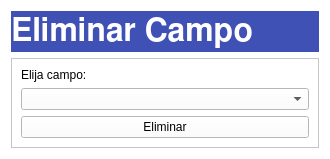
This is deletefieldwindow.ui in carlosvelaquez/ProyectoEDII as Qt 5 draws it before an edit. The edited form follows.
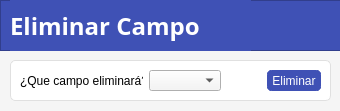
This is the edited form.

```diff
--- a/deletefieldwindow.ui
+++ b/deletefieldwindow.ui
@@ -6,66 +6,144 @@
    <rect>
     <x>0</x>
     <y>0</y>
-    <width>330</width>
-    <height>159</height>
+    <width>340</width>
+    <height>111</height>
    </rect>
   </property>
   <property name="windowTitle">
    <string>Form</string>
   </property>
   <property name="styleSheet">
-   <string notr="true">background-color: rgb(255, 255, 255);</string>
+   <string notr="true">QWidget{
+	background-color: #F5F5F5;
+}
+
+
+QPushButton{
+	background-color: #3F51B5;
+	color: white;
+	border-radius: 5px;
+	border-width: 5px;
+	border-style: solid;
+	border-color: #3F51B5;
+}</string>
   </property>
-  <layout class="QVBoxLayout" name="verticalLayout_2">
-   <item>
-    <widget class="QLabel" name="label">
-     <property name="font">
-      <font>
-       <family>FreeSans</family>
-       <pointsize>24</pointsize>
-       <weight>75</weight>
-       <bold>true</bold>
-      </font>
-     </property>
-     <property name="styleSheet">
-      <string notr="true">background-color:#3F51B5;
+  <widget class="QFrame" name="frame">
+   <property name="geometry">
+    <rect>
+     <x>10</x>
+     <y>60</y>
+     <width>321</width>
+     <height>41</height>
+    </rect>
+   </property>
+   <property name="styleSheet">
+    <string notr="true">QFrame{
+	border: 1px solid #E0E0E0;
+	border-radius: 5px;
+	background-color: white;
+}
+
+QLabel{
+	border: 0px;
+}</string>
+   </property>
+   <property name="frameShape">
+    <enum>QFrame::StyledPanel</enum>
+   </property>
+   <property name="frameShadow">
+    <enum>QFrame::Raised</enum>
+   </property>
+   <layout class="QHBoxLayout" name="horizontalLayout">
+    <item>
+     <widget class="QLabel" name="label_2">
+      <property name="text">
+       <string>¿Que campo eliminará?</string>
+      </property>
+     </widget>
+    </item>
+    <item>
+     <widget class="QComboBox" name="comboBox_deletefield">
+      <property name="sizePolicy">
+       <sizepolicy hsizetype="MinimumExpanding" vsizetype="Fixed">
+        <horstretch>0</horstretch>
+        <verstretch>0</verstretch>
+       </sizepolicy>
+      </property>
+     </widget>
+    </item>
+    <item>
+     <spacer name="horizontalSpacer">
+      <property name="orientation">
+       <enum>Qt::Horizontal</enum>
+      </property>
+      <property name="sizeType">
+       <enum>QSizePolicy::Minimum</enum>
+      </property>
+      <property name="sizeHint" stdset="0">
+       <size>
+        <width>40</width>
+        <height>20</height>
+       </size>
+      </property>
+     </spacer>
+    </item>
+    <item>
+     <widget class="QPushButton" name="pushButton_delete">
+      <property name="sizePolicy">
+       <sizepolicy hsizetype="MinimumExpanding" vsizetype="Fixed">
+        <horstretch>0</horstretch>
+        <verstretch>0</verstretch>
+       </sizepolicy>
+      </property>
+      <property name="text">
+       <string>Eliminar</string>
+      </property>
+     </widget>
+    </item>
+   </layout>
+  </widget>
+  <widget class="QFrame" name="frame_3">
+   <property name="geometry">
+    <rect>
+     <x>0</x>
+     <y>0</y>
+     <width>341</width>
+     <height>51</height>
+    </rect>
+   </property>
+   <property name="styleSheet">
+    <string notr="true">background-color:#3F51B5;
 color: white;</string>
-     </property>
-     <property name="text">
-      <string>Eliminar Campo</string>
-     </property>
-    </widget>
-   </item>
-   <item>
-    <widget class="QFrame" name="frame">
-     <property name="frameShape">
-      <enum>QFrame::StyledPanel</enum>
-     </property>
-     <property name="frameShadow">
-      <enum>QFrame::Raised</enum>
-     </property>
-     <layout class="QVBoxLayout" name="verticalLayout">
-      <item>
-       <widget class="QLabel" name="label_2">
-        <property name="text">
-         <string>Elija campo:</string>
-        </property>
-       </widget>
-      </item>
-      <item>
-       <widget class="QComboBox" name="comboBox_deletefield"/>
-      </item>
-      <item>
-       <widget class="QPushButton" name="pushButton_delete">
-        <property name="text">
-         <string>Eliminar</string>
-        </property>
-       </widget>
-      </item>
-     </layout>
-    </widget>
-   </item>
-  </layout>
+   </property>
+   <property name="frameShape">
+    <enum>QFrame::StyledPanel</enum>
+   </property>
+   <property name="frameShadow">
+    <enum>QFrame::Raised</enum>
+   </property>
+   <widget class="QLabel" name="label_3">
+    <property name="geometry">
+     <rect>
+      <x>10</x>
+      <y>0</y>
+      <width>241</width>
+      <height>51</height>
+     </rect>
+    </property>
+    <property name="font">
+     <font>
+      <family>Montserrat</family>
+      <pointsize>18</pointsize>
+      <weight>75</weight>
+      <bold>true</bold>
+     </font>
+    </property>
+    <property name="text">
+     <string>Eliminar Campo</string>
+    </property>
+   </widget>
+  </widget>
  </widget>
  <resources/>
  <connections/>
```
